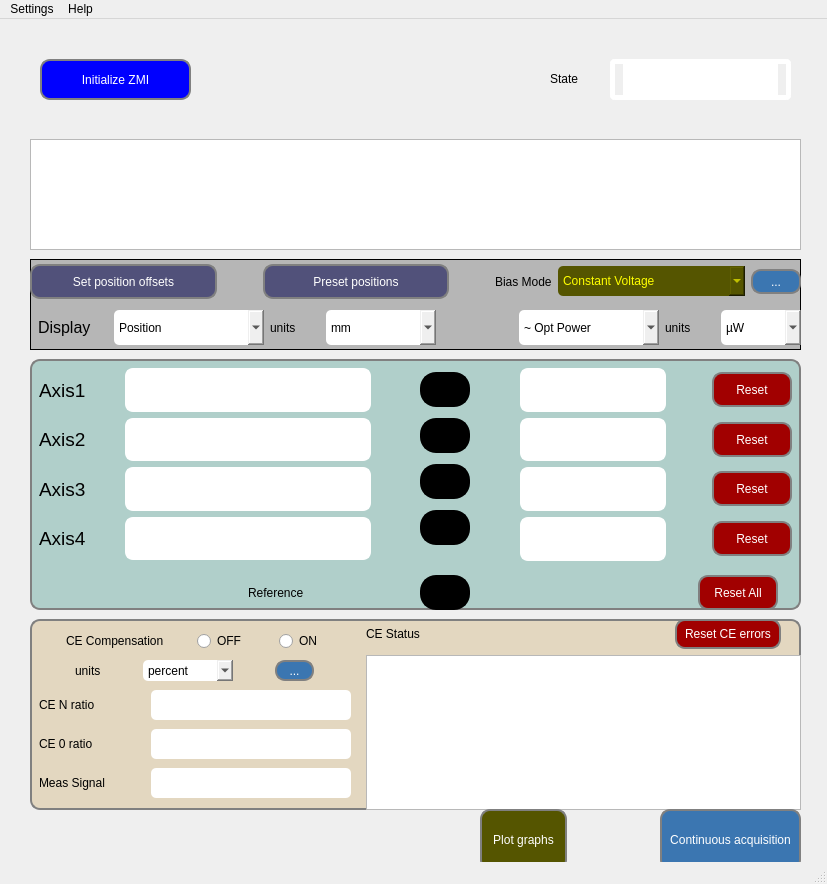
This is ECA_SOLEIL_ZMI4104C/mainwindow.ui in guepy/ECA_ZMI4104C_main as Qt 5 draws it before an edit. The edited form follows.
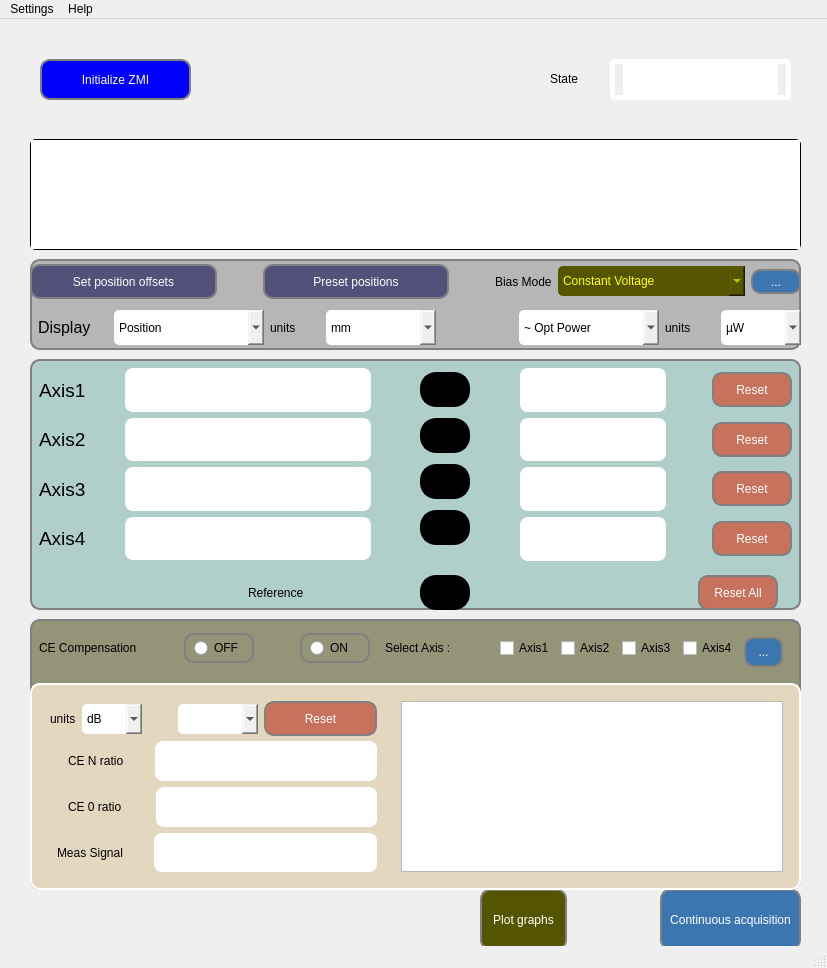
This is the edited form. Icons and pictures are not drawn.

```diff
--- a/ECA_SOLEIL_ZMI4104C/mainwindow.ui
+++ b/ECA_SOLEIL_ZMI4104C/mainwindow.ui
@@ -7,7 +7,7 @@
     <x>0</x>
     <y>0</y>
     <width>827</width>
-    <height>884</height>
+    <height>968</height>
    </rect>
   </property>
   <property name="sizePolicy">
@@ -49,9 +49,14 @@
 	border-color: rgb(85, 170, 255);
 	border-top-color:rgb(85, 170, 255);
 }
-
+	#ceVWidget{
+	background-color: rgb(148, 148, 120);
+    border: 2px solid gray;
+    border-radius: 10px;
+    padding: 0 8px;
+}
 QPushButton#resetButtonAxis1,#resetButtonAxis2,#resetButtonAxis3,#resetButtonAxis4,#resetButtonAllAxis,#resetCEerrorsButton{
-background:rgb(161, 0, 0);
+background:rgb(198, 114, 92);
 color: white;
 }
 
@@ -105,7 +110,13 @@
     </property>
     <layout class="QHBoxLayout" name="horizontalLayout_16">
      <item>
-      <widget class="QTextBrowser" name="textBrowser_2"/>
+      <widget class="QTextBrowser" name="textBrowser_2">
+       <property name="styleSheet">
+        <string notr="true">
+border: 1px solid;
+    border-radius: 5px;</string>
+       </property>
+      </widget>
      </item>
     </layout>
    </widget>
@@ -122,356 +133,6 @@
      <string>State</string>
     </property>
    </widget>
-   <widget class="QWidget" name="CE_form" native="true">
-    <property name="geometry">
-     <rect>
-      <x>30</x>
-      <y>600</y>
-      <width>771</width>
-      <height>191</height>
-     </rect>
-    </property>
-    <property name="styleSheet">
-     <string notr="true">#CE_form{
-	background-color: rgb(227, 215, 192);
-    border: 2px solid gray;
-    border-radius: 10px;
-    padding: 0 8px;
-}</string>
-    </property>
-    <layout class="QHBoxLayout" name="horizontalLayout_9">
-     <item>
-      <widget class="QWidget" name="verticalWidget_3" native="true">
-       <property name="sizePolicy">
-        <sizepolicy hsizetype="Fixed" vsizetype="Expanding">
-         <horstretch>0</horstretch>
-         <verstretch>0</verstretch>
-        </sizepolicy>
-       </property>
-       <property name="minimumSize">
-        <size>
-         <width>300</width>
-         <height>0</height>
-        </size>
-       </property>
-       <layout class="QVBoxLayout" name="verticalLayout_3">
-        <item>
-         <layout class="QHBoxLayout" name="horizontalLayout_19">
-          <item>
-           <widget class="QLabel" name="label_14">
-            <property name="sizePolicy">
-             <sizepolicy hsizetype="Fixed" vsizetype="Preferred">
-              <horstretch>0</horstretch>
-              <verstretch>0</verstretch>
-             </sizepolicy>
-            </property>
-            <property name="text">
-             <string>CE Compensation</string>
-            </property>
-           </widget>
-          </item>
-          <item>
-           <widget class="QRadioButton" name="radioButton_2">
-            <property name="sizePolicy">
-             <sizepolicy hsizetype="Fixed" vsizetype="Fixed">
-              <horstretch>30</horstretch>
-              <verstretch>0</verstretch>
-             </sizepolicy>
-            </property>
-            <property name="styleSheet">
-             <string notr="true">font: 13pt &quot;Arial&quot;;</string>
-            </property>
-            <property name="text">
-             <string>OFF</string>
-            </property>
-           </widget>
-          </item>
-          <item>
-           <widget class="QRadioButton" name="radioButton">
-            <property name="sizePolicy">
-             <sizepolicy hsizetype="Fixed" vsizetype="Fixed">
-              <horstretch>30</horstretch>
-              <verstretch>0</verstretch>
-             </sizepolicy>
-            </property>
-            <property name="styleSheet">
-             <string notr="true">font: 13pt &quot;Arial&quot;;</string>
-            </property>
-            <property name="text">
-             <string>ON</string>
-            </property>
-           </widget>
-          </item>
-         </layout>
-        </item>
-        <item>
-         <layout class="QHBoxLayout" name="horizontalLayout_15">
-          <item>
-           <widget class="QLabel" name="label_15">
-            <property name="sizePolicy">
-             <sizepolicy hsizetype="Fixed" vsizetype="Preferred">
-              <horstretch>0</horstretch>
-              <verstretch>0</verstretch>
-             </sizepolicy>
-            </property>
-            <property name="styleSheet">
-             <string notr="true">font: 75 12pt &quot;Arial&quot;;</string>
-            </property>
-            <property name="text">
-             <string>units</string>
-            </property>
-           </widget>
-          </item>
-          <item>
-           <widget class="QComboBox" name="comboBox_6">
-            <property name="sizePolicy">
-             <sizepolicy hsizetype="Fixed" vsizetype="Fixed">
-              <horstretch>0</horstretch>
-              <verstretch>0</verstretch>
-             </sizepolicy>
-            </property>
-            <property name="minimumSize">
-             <size>
-              <width>90</width>
-              <height>21</height>
-             </size>
-            </property>
-            <item>
-             <property name="text">
-              <string>percent</string>
-             </property>
-            </item>
-            <item>
-             <property name="text">
-              <string>dB</string>
-             </property>
-            </item>
-            <item>
-             <property name="text">
-              <string>nmRMS</string>
-             </property>
-            </item>
-           </widget>
-          </item>
-          <item>
-           <widget class="QToolButton" name="toolButton_2">
-            <property name="styleSheet">
-             <string notr="true">background:rgb(59, 118, 177);
-color: white;</string>
-            </property>
-            <property name="text">
-             <string>...</string>
-            </property>
-           </widget>
-          </item>
-         </layout>
-        </item>
-        <item>
-         <layout class="QHBoxLayout" name="horizontalLayout_12">
-          <item>
-           <widget class="QLabel" name="label_11">
-            <property name="styleSheet">
-             <string notr="true">font: 75 12pt &quot;Arial&quot;;
-text-align: center;</string>
-            </property>
-            <property name="text">
-             <string>CE N ratio</string>
-            </property>
-           </widget>
-          </item>
-          <item>
-           <spacer name="horizontalSpacer_19">
-            <property name="orientation">
-             <enum>Qt::Horizontal</enum>
-            </property>
-            <property name="sizeHint" stdset="0">
-             <size>
-              <width>40</width>
-              <height>20</height>
-             </size>
-            </property>
-           </spacer>
-          </item>
-          <item>
-           <widget class="QLineEdit" name="lineEdit_6">
-            <property name="sizePolicy">
-             <sizepolicy hsizetype="Expanding" vsizetype="Fixed">
-              <horstretch>0</horstretch>
-              <verstretch>0</verstretch>
-             </sizepolicy>
-            </property>
-            <property name="minimumSize">
-             <size>
-              <width>200</width>
-              <height>30</height>
-             </size>
-            </property>
-           </widget>
-          </item>
-         </layout>
-        </item>
-        <item>
-         <layout class="QHBoxLayout" name="horizontalLayout_13">
-          <item>
-           <widget class="QLabel" name="label_12">
-            <property name="styleSheet">
-             <string notr="true">font: 75 12pt &quot;Arial&quot;;
-text-align: center;</string>
-            </property>
-            <property name="text">
-             <string>CE 0 ratio</string>
-            </property>
-           </widget>
-          </item>
-          <item>
-           <spacer name="horizontalSpacer_18">
-            <property name="orientation">
-             <enum>Qt::Horizontal</enum>
-            </property>
-            <property name="sizeHint" stdset="0">
-             <size>
-              <width>40</width>
-              <height>20</height>
-             </size>
-            </property>
-           </spacer>
-          </item>
-          <item>
-           <widget class="QLineEdit" name="lineEdit_7">
-            <property name="sizePolicy">
-             <sizepolicy hsizetype="Expanding" vsizetype="Fixed">
-              <horstretch>0</horstretch>
-              <verstretch>0</verstretch>
-             </sizepolicy>
-            </property>
-            <property name="minimumSize">
-             <size>
-              <width>200</width>
-              <height>30</height>
-             </size>
-            </property>
-           </widget>
-          </item>
-         </layout>
-        </item>
-        <item>
-         <layout class="QHBoxLayout" name="horizontalLayout_14">
-          <item>
-           <widget class="QLabel" name="label_18">
-            <property name="styleSheet">
-             <string notr="true">font: 75 12pt &quot;Arial&quot;;
-text-align: center;</string>
-            </property>
-            <property name="text">
-             <string>Meas Signal</string>
-            </property>
-           </widget>
-          </item>
-          <item>
-           <spacer name="horizontalSpacer_9">
-            <property name="orientation">
-             <enum>Qt::Horizontal</enum>
-            </property>
-            <property name="sizeHint" stdset="0">
-             <size>
-              <width>40</width>
-              <height>20</height>
-             </size>
-            </property>
-           </spacer>
-          </item>
-          <item>
-           <widget class="QLineEdit" name="lineEdit_8">
-            <property name="sizePolicy">
-             <sizepolicy hsizetype="Expanding" vsizetype="Fixed">
-              <horstretch>0</horstretch>
-              <verstretch>0</verstretch>
-             </sizepolicy>
-            </property>
-            <property name="minimumSize">
-             <size>
-              <width>200</width>
-              <height>30</height>
-             </size>
-            </property>
-           </widget>
-          </item>
-         </layout>
-        </item>
-       </layout>
-      </widget>
-     </item>
-     <item>
-      <layout class="QVBoxLayout" name="verticalLayout_6">
-       <item>
-        <layout class="QHBoxLayout" name="horizontalLayout_10">
-         <item>
-          <widget class="QLabel" name="label_13">
-           <property name="sizePolicy">
-            <sizepolicy hsizetype="Fixed" vsizetype="Preferred">
-             <horstretch>0</horstretch>
-             <verstretch>0</verstretch>
-            </sizepolicy>
-           </property>
-           <property name="text">
-            <string>CE Status</string>
-           </property>
-          </widget>
-         </item>
-         <item>
-          <spacer name="horizontalSpacer_6">
-           <property name="orientation">
-            <enum>Qt::Horizontal</enum>
-           </property>
-           <property name="sizeHint" stdset="0">
-            <size>
-             <width>40</width>
-             <height>20</height>
-            </size>
-           </property>
-          </spacer>
-         </item>
-         <item>
-          <widget class="QPushButton" name="resetCEerrorsButton">
-           <property name="minimumSize">
-            <size>
-             <width>0</width>
-             <height>30</height>
-            </size>
-           </property>
-           <property name="styleSheet">
-            <string notr="true"/>
-           </property>
-           <property name="text">
-            <string>Reset CE errors</string>
-           </property>
-          </widget>
-         </item>
-         <item>
-          <spacer name="horizontalSpacer_14">
-           <property name="orientation">
-            <enum>Qt::Horizontal</enum>
-           </property>
-           <property name="sizeType">
-            <enum>QSizePolicy::Fixed</enum>
-           </property>
-           <property name="sizeHint" stdset="0">
-            <size>
-             <width>20</width>
-             <height>20</height>
-            </size>
-           </property>
-          </spacer>
-         </item>
-        </layout>
-       </item>
-       <item>
-        <widget class="QTextEdit" name="textEdit_3"/>
-       </item>
-      </layout>
-     </item>
-    </layout>
-   </widget>
    <widget class="QWidget" name="MeasForm" native="true">
     <property name="geometry">
      <rect>
@@ -1011,7 +672,9 @@
     <property name="styleSheet">
      <string notr="true">#SettingsForm{
 border: 1px solid;
-	background-color:rgb(182, 182, 182)
+	background-color:rgb(182, 182, 182);
+    border: 2px solid gray;
+    border-radius: 10px;
 }</string>
     </property>
     <layout class="QVBoxLayout" name="verticalLayout_9">
@@ -1644,7 +1307,7 @@
     <property name="geometry">
      <rect>
       <x>480</x>
-      <y>790</y>
+      <y>870</y>
       <width>321</width>
       <height>61</height>
      </rect>
@@ -1712,6 +1375,682 @@
      </item>
     </layout>
    </widget>
+   <widget class="QWidget" name="ceVWidget" native="true">
+    <property name="geometry">
+     <rect>
+      <x>30</x>
+      <y>600</y>
+      <width>771</width>
+      <height>271</height>
+     </rect>
+    </property>
+    <property name="styleSheet">
+     <string notr="true"/>
+    </property>
+    <layout class="QVBoxLayout" name="verticalLayout_5">
+     <item>
+      <widget class="QWidget" name="ceHeader" native="true">
+       <property name="sizePolicy">
+        <sizepolicy hsizetype="Preferred" vsizetype="Fixed">
+         <horstretch>0</horstretch>
+         <verstretch>0</verstretch>
+        </sizepolicy>
+       </property>
+       <property name="minimumSize">
+        <size>
+         <width>0</width>
+         <height>58</height>
+        </size>
+       </property>
+       <layout class="QHBoxLayout" name="horizontalLayout_22">
+        <item>
+         <layout class="QHBoxLayout" name="horizontalLayout_19">
+          <item>
+           <widget class="QLabel" name="label_14">
+            <property name="sizePolicy">
+             <sizepolicy hsizetype="Fixed" vsizetype="Preferred">
+              <horstretch>0</horstretch>
+              <verstretch>0</verstretch>
+             </sizepolicy>
+            </property>
+            <property name="text">
+             <string>CE Compensation</string>
+            </property>
+           </widget>
+          </item>
+          <item>
+           <spacer name="horizontalSpacer_7">
+            <property name="orientation">
+             <enum>Qt::Horizontal</enum>
+            </property>
+            <property name="sizeHint" stdset="0">
+             <size>
+              <width>40</width>
+              <height>20</height>
+             </size>
+            </property>
+           </spacer>
+          </item>
+          <item>
+           <widget class="QRadioButton" name="radioButton_2">
+            <property name="sizePolicy">
+             <sizepolicy hsizetype="Fixed" vsizetype="Fixed">
+              <horstretch>30</horstretch>
+              <verstretch>0</verstretch>
+             </sizepolicy>
+            </property>
+            <property name="minimumSize">
+             <size>
+              <width>70</width>
+              <height>30</height>
+             </size>
+            </property>
+            <property name="styleSheet">
+             <string notr="true">border: 1px solid;
+    border: 2px solid gray;
+    border-radius: 10px;
+    padding: 0 8px;font: 13pt &quot;Arial&quot;;</string>
+            </property>
+            <property name="text">
+             <string>OFF</string>
+            </property>
+           </widget>
+          </item>
+          <item>
+           <spacer name="horizontalSpacer_8">
+            <property name="orientation">
+             <enum>Qt::Horizontal</enum>
+            </property>
+            <property name="sizeHint" stdset="0">
+             <size>
+              <width>40</width>
+              <height>20</height>
+             </size>
+            </property>
+           </spacer>
+          </item>
+          <item>
+           <widget class="QRadioButton" name="radioButton">
+            <property name="sizePolicy">
+             <sizepolicy hsizetype="Fixed" vsizetype="Fixed">
+              <horstretch>30</horstretch>
+              <verstretch>0</verstretch>
+             </sizepolicy>
+            </property>
+            <property name="minimumSize">
+             <size>
+              <width>70</width>
+              <height>30</height>
+             </size>
+            </property>
+            <property name="styleSheet">
+             <string notr="true">border: 1px solid;
+    border: 2px solid gray;
+    border-radius: 10px;
+    padding: 0 8px;font: 13pt &quot;Arial&quot;;</string>
+            </property>
+            <property name="text">
+             <string>ON</string>
+            </property>
+           </widget>
+          </item>
+         </layout>
+        </item>
+        <item>
+         <widget class="QWidget" name="horizontalWidget_3" native="true">
+          <property name="styleSheet">
+           <string notr="true">font: 75 12pt &quot;MS Shell Dlg 2&quot;;</string>
+          </property>
+          <layout class="QHBoxLayout" name="horizontalLayout_21">
+           <item>
+            <widget class="QLabel" name="label_16">
+             <property name="sizePolicy">
+              <sizepolicy hsizetype="Fixed" vsizetype="Preferred">
+               <horstretch>0</horstretch>
+               <verstretch>0</verstretch>
+              </sizepolicy>
+             </property>
+             <property name="styleSheet">
+              <string notr="true">QLabel{
+font: 75 14pt &quot;MS Shell Dlg 2&quot;;
+}</string>
+             </property>
+             <property name="text">
+              <string>Select Axis : </string>
+             </property>
+            </widget>
+           </item>
+           <item>
+            <spacer name="horizontalSpacer_21">
+             <property name="orientation">
+              <enum>Qt::Horizontal</enum>
+             </property>
+             <property name="sizeType">
+              <enum>QSizePolicy::Expanding</enum>
+             </property>
+             <property name="sizeHint" stdset="0">
+              <size>
+               <width>40</width>
+               <height>20</height>
+              </size>
+             </property>
+            </spacer>
+           </item>
+           <item>
+            <widget class="QCheckBox" name="cecAxis1">
+             <property name="text">
+              <string>Axis1</string>
+             </property>
+            </widget>
+           </item>
+           <item>
+            <widget class="QCheckBox" name="cecAxis2">
+             <property name="text">
+              <string>Axis2</string>
+             </property>
+            </widget>
+           </item>
+           <item>
+            <widget class="QCheckBox" name="cecAxis3">
+             <property name="text">
+              <string>Axis3</string>
+             </property>
+            </widget>
+           </item>
+           <item>
+            <widget class="QCheckBox" name="cecAxis4">
+             <property name="text">
+              <string>Axis4</string>
+             </property>
+            </widget>
+           </item>
+           <item>
+            <widget class="QToolButton" name="cecSettings">
+             <property name="minimumSize">
+              <size>
+               <width>0</width>
+               <height>30</height>
+              </size>
+             </property>
+             <property name="styleSheet">
+              <string notr="true">background:rgb(59, 118, 177);
+color: white;</string>
+             </property>
+             <property name="text">
+              <string>...</string>
+             </property>
+            </widget>
+           </item>
+          </layout>
+         </widget>
+        </item>
+       </layout>
+      </widget>
+     </item>
+     <item>
+      <widget class="QWidget" name="CE_form" native="true">
+       <property name="sizePolicy">
+        <sizepolicy hsizetype="Expanding" vsizetype="Fixed">
+         <horstretch>0</horstretch>
+         <verstretch>0</verstretch>
+        </sizepolicy>
+       </property>
+       <property name="minimumSize">
+        <size>
+         <width>0</width>
+         <height>150</height>
+        </size>
+       </property>
+       <property name="styleSheet">
+        <string notr="true">#CE_form{
+	background-color: rgb(227, 215, 192);
+    border: 2px solid white;
+    border-radius: 10px;
+    padding: 0 8px;
+}
+
+QRadioButton::indicator {
+    width: 13px;
+    height: 13px;
+}
+
+QRadioButton {
+
+	background-color: rgb(236, 236, 236);
+}
+</string>
+       </property>
+       <layout class="QHBoxLayout" name="horizontalLayout_9">
+        <item>
+         <widget class="QWidget" name="verticalWidget_3" native="true">
+          <property name="sizePolicy">
+           <sizepolicy hsizetype="Fixed" vsizetype="Expanding">
+            <horstretch>0</horstretch>
+            <verstretch>0</verstretch>
+           </sizepolicy>
+          </property>
+          <property name="minimumSize">
+           <size>
+            <width>200</width>
+            <height>0</height>
+           </size>
+          </property>
+          <property name="styleSheet">
+           <string notr="true">QTextBrowser{
+font: 75 12pt &quot;MS Shell Dlg 2&quot;;
+border: 2px solid white;
+padding: 0 8px;
+text-align: center;
+border-radius:8px;
+background-color: white;
+}</string>
+          </property>
+          <layout class="QVBoxLayout" name="verticalLayout_3">
+           <item>
+            <spacer name="verticalSpacer_6">
+             <property name="orientation">
+              <enum>Qt::Vertical</enum>
+             </property>
+             <property name="sizeType">
+              <enum>QSizePolicy::Fixed</enum>
+             </property>
+             <property name="sizeHint" stdset="0">
+              <size>
+               <width>15</width>
+               <height>40</height>
+              </size>
+             </property>
+            </spacer>
+           </item>
+           <item>
+            <layout class="QHBoxLayout" name="horizontalLayout_12">
+             <item>
+              <spacer name="horizontalSpacer_14">
+               <property name="orientation">
+                <enum>Qt::Horizontal</enum>
+               </property>
+               <property name="sizeType">
+                <enum>QSizePolicy::Fixed</enum>
+               </property>
+               <property name="sizeHint" stdset="0">
+                <size>
+                 <width>20</width>
+                 <height>20</height>
+                </size>
+               </property>
+              </spacer>
+             </item>
+             <item>
+              <widget class="QLabel" name="label_11">
+               <property name="styleSheet">
+                <string notr="true"/>
+               </property>
+               <property name="text">
+                <string>CE N ratio</string>
+               </property>
+              </widget>
+             </item>
+             <item>
+              <spacer name="horizontalSpacer_19">
+               <property name="orientation">
+                <enum>Qt::Horizontal</enum>
+               </property>
+               <property name="sizeType">
+                <enum>QSizePolicy::Fixed</enum>
+               </property>
+               <property name="sizeHint" stdset="0">
+                <size>
+                 <width>25</width>
+                 <height>20</height>
+                </size>
+               </property>
+              </spacer>
+             </item>
+             <item>
+              <widget class="QTextBrowser" name="ceNRatio">
+               <property name="sizePolicy">
+                <sizepolicy hsizetype="Expanding" vsizetype="Expanding">
+                 <horstretch>0</horstretch>
+                 <verstretch>0</verstretch>
+                </sizepolicy>
+               </property>
+               <property name="minimumSize">
+                <size>
+                 <width>160</width>
+                 <height>0</height>
+                </size>
+               </property>
+              </widget>
+             </item>
+            </layout>
+           </item>
+           <item>
+            <layout class="QHBoxLayout" name="horizontalLayout_13">
+             <item>
+              <spacer name="horizontalSpacer_22">
+               <property name="orientation">
+                <enum>Qt::Horizontal</enum>
+               </property>
+               <property name="sizeType">
+                <enum>QSizePolicy::Fixed</enum>
+               </property>
+               <property name="sizeHint" stdset="0">
+                <size>
+                 <width>20</width>
+                 <height>20</height>
+                </size>
+               </property>
+              </spacer>
+             </item>
+             <item>
+              <widget class="QLabel" name="label_12">
+               <property name="sizePolicy">
+                <sizepolicy hsizetype="Expanding" vsizetype="Preferred">
+                 <horstretch>0</horstretch>
+                 <verstretch>0</verstretch>
+                </sizepolicy>
+               </property>
+               <property name="styleSheet">
+                <string notr="true"/>
+               </property>
+               <property name="text">
+                <string>CE 0 ratio</string>
+               </property>
+              </widget>
+             </item>
+             <item>
+              <spacer name="horizontalSpacer_18">
+               <property name="orientation">
+                <enum>Qt::Horizontal</enum>
+               </property>
+               <property name="sizeType">
+                <enum>QSizePolicy::Fixed</enum>
+               </property>
+               <property name="sizeHint" stdset="0">
+                <size>
+                 <width>28</width>
+                 <height>20</height>
+                </size>
+               </property>
+              </spacer>
+             </item>
+             <item>
+              <widget class="QTextBrowser" name="ce0Ratio">
+               <property name="sizePolicy">
+                <sizepolicy hsizetype="Expanding" vsizetype="Expanding">
+                 <horstretch>0</horstretch>
+                 <verstretch>0</verstretch>
+                </sizepolicy>
+               </property>
+               <property name="minimumSize">
+                <size>
+                 <width>170</width>
+                 <height>0</height>
+                </size>
+               </property>
+              </widget>
+             </item>
+            </layout>
+           </item>
+           <item>
+            <layout class="QHBoxLayout" name="horizontalLayout_14">
+             <item>
+              <spacer name="horizontalSpacer_23">
+               <property name="orientation">
+                <enum>Qt::Horizontal</enum>
+               </property>
+               <property name="sizeType">
+                <enum>QSizePolicy::Fixed</enum>
+               </property>
+               <property name="sizeHint" stdset="0">
+                <size>
+                 <width>9</width>
+                 <height>20</height>
+                </size>
+               </property>
+              </spacer>
+             </item>
+             <item>
+              <widget class="QLabel" name="label_18">
+               <property name="styleSheet">
+                <string notr="true">
+</string>
+               </property>
+               <property name="text">
+                <string>Meas Signal</string>
+               </property>
+              </widget>
+             </item>
+             <item>
+              <spacer name="horizontalSpacer_9">
+               <property name="orientation">
+                <enum>Qt::Horizontal</enum>
+               </property>
+               <property name="sizeHint" stdset="0">
+                <size>
+                 <width>40</width>
+                 <height>20</height>
+                </size>
+               </property>
+              </spacer>
+             </item>
+             <item>
+              <spacer name="horizontalSpacer_24">
+               <property name="orientation">
+                <enum>Qt::Horizontal</enum>
+               </property>
+               <property name="sizeType">
+                <enum>QSizePolicy::Fixed</enum>
+               </property>
+               <property name="sizeHint" stdset="0">
+                <size>
+                 <width>18</width>
+                 <height>20</height>
+                </size>
+               </property>
+              </spacer>
+             </item>
+             <item>
+              <widget class="QTextBrowser" name="measSig">
+               <property name="sizePolicy">
+                <sizepolicy hsizetype="Expanding" vsizetype="Expanding">
+                 <horstretch>0</horstretch>
+                 <verstretch>0</verstretch>
+                </sizepolicy>
+               </property>
+               <property name="minimumSize">
+                <size>
+                 <width>170</width>
+                 <height>0</height>
+                </size>
+               </property>
+              </widget>
+             </item>
+            </layout>
+           </item>
+          </layout>
+         </widget>
+        </item>
+        <item>
+         <widget class="QWidget" name="" native="true">
+          <property name="sizePolicy">
+           <sizepolicy hsizetype="Fixed" vsizetype="Preferred">
+            <horstretch>0</horstretch>
+            <verstretch>0</verstretch>
+           </sizepolicy>
+          </property>
+          <property name="minimumSize">
+           <size>
+            <width>400</width>
+            <height>0</height>
+           </size>
+          </property>
+          <layout class="QVBoxLayout" name="verticalLayout_6">
+           <item>
+            <spacer name="verticalSpacer_5">
+             <property name="orientation">
+              <enum>Qt::Vertical</enum>
+             </property>
+             <property name="sizeType">
+              <enum>QSizePolicy::Expanding</enum>
+             </property>
+             <property name="sizeHint" stdset="0">
+              <size>
+               <width>20</width>
+               <height>20</height>
+              </size>
+             </property>
+            </spacer>
+           </item>
+           <item>
+            <widget class="QTextBrowser" name="textBrowser_3">
+             <property name="sizePolicy">
+              <sizepolicy hsizetype="Expanding" vsizetype="Fixed">
+               <horstretch>0</horstretch>
+               <verstretch>0</verstretch>
+              </sizepolicy>
+             </property>
+             <property name="minimumSize">
+              <size>
+               <width>0</width>
+               <height>120</height>
+              </size>
+             </property>
+            </widget>
+           </item>
+          </layout>
+         </widget>
+        </item>
+       </layout>
+      </widget>
+     </item>
+    </layout>
+   </widget>
+   <widget class="QWidget" name="" native="true">
+    <property name="geometry">
+     <rect>
+      <x>50</x>
+      <y>670</y>
+      <width>327</width>
+      <height>60</height>
+     </rect>
+    </property>
+    <property name="sizePolicy">
+     <sizepolicy hsizetype="Preferred" vsizetype="Fixed">
+      <horstretch>0</horstretch>
+      <verstretch>0</verstretch>
+     </sizepolicy>
+    </property>
+    <property name="minimumSize">
+     <size>
+      <width>0</width>
+      <height>40</height>
+     </size>
+    </property>
+    <layout class="QHBoxLayout" name="horizontalLayout_15">
+     <item>
+      <widget class="QLabel" name="label_15">
+       <property name="sizePolicy">
+        <sizepolicy hsizetype="Fixed" vsizetype="Preferred">
+         <horstretch>0</horstretch>
+         <verstretch>0</verstretch>
+        </sizepolicy>
+       </property>
+       <property name="styleSheet">
+        <string notr="true"/>
+       </property>
+       <property name="text">
+        <string>units</string>
+       </property>
+      </widget>
+     </item>
+     <item>
+      <widget class="QComboBox" name="ceUnits">
+       <property name="sizePolicy">
+        <sizepolicy hsizetype="Fixed" vsizetype="Fixed">
+         <horstretch>0</horstretch>
+         <verstretch>0</verstretch>
+        </sizepolicy>
+       </property>
+       <property name="minimumSize">
+        <size>
+         <width>60</width>
+         <height>30</height>
+        </size>
+       </property>
+       <item>
+        <property name="text">
+         <string>dB</string>
+        </property>
+       </item>
+       <item>
+        <property name="text">
+         <string>%</string>
+        </property>
+       </item>
+       <item>
+        <property name="text">
+         <string>RMS</string>
+        </property>
+       </item>
+      </widget>
+     </item>
+     <item>
+      <spacer name="horizontalSpacer_6">
+       <property name="orientation">
+        <enum>Qt::Horizontal</enum>
+       </property>
+       <property name="sizeType">
+        <enum>QSizePolicy::Fixed</enum>
+       </property>
+       <property name="sizeHint" stdset="0">
+        <size>
+         <width>30</width>
+         <height>20</height>
+        </size>
+       </property>
+      </spacer>
+     </item>
+     <item>
+      <widget class="QComboBox" name="ceDisplayAxis">
+       <property name="sizePolicy">
+        <sizepolicy hsizetype="Fixed" vsizetype="Fixed">
+         <horstretch>0</horstretch>
+         <verstretch>0</verstretch>
+        </sizepolicy>
+       </property>
+       <property name="minimumSize">
+        <size>
+         <width>80</width>
+         <height>30</height>
+        </size>
+       </property>
+      </widget>
+     </item>
+     <item>
+      <widget class="QPushButton" name="resetCEerrorsButton">
+       <property name="sizePolicy">
+        <sizepolicy hsizetype="Expanding" vsizetype="Fixed">
+         <horstretch>0</horstretch>
+         <verstretch>0</verstretch>
+        </sizepolicy>
+       </property>
+       <property name="minimumSize">
+        <size>
+         <width>30</width>
+         <height>35</height>
+        </size>
+       </property>
+       <property name="styleSheet">
+        <string notr="true"/>
+       </property>
+       <property name="text">
+        <string>Reset</string>
+       </property>
+      </widget>
+     </item>
+    </layout>
+   </widget>
   </widget>
   <widget class="QMenuBar" name="menubar">
    <property name="geometry">
```
